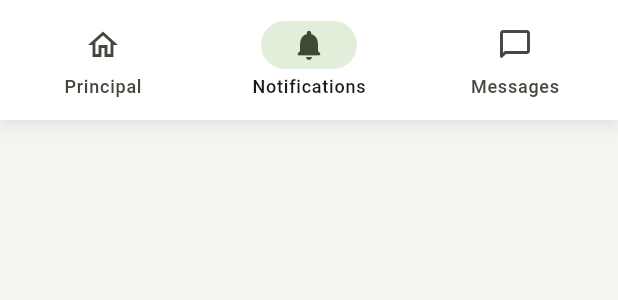
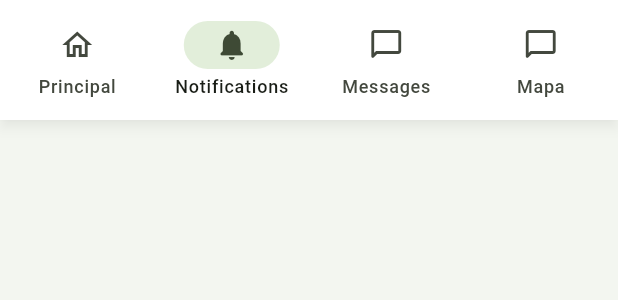
Before and after one commit to 4yony4/dam2_2627_a, a Flutter app: the Insbotbarstyle1 widget shown alone on an empty page, opened directly, item 2 of the bottom bar chosen, on a phone screen of 412 x 824 dp. Shown: the top 300 px of the screen. Run offline on Flutter 3.47's test engine with Material 3 defaults, Android fonts, the light colour scheme and no system bars; our stand-ins replace animated_bottom_navigation_bar, cloud_firestore, firebase_auth, firebase_core, firebase_storage, flutter_image_compress and 4 more; accounts and stored records are empty; generated files the repository leaves out were written again; network calls fail.

```diff
--- a/lib/MiApp.dart
+++ b/lib/MiApp.dart
@@ -20,6 +20,7 @@ import 'package:dam2_2627_a/views/HomeProfileGate.dart';
 import 'package:dam2_2627_a/views/HomeView.dart';
 import 'package:dam2_2627_a/views/LoginDesktopView.dart';
 import 'package:dam2_2627_a/views/LoginView.dart';
+import 'package:dam2_2627_a/views/MapView.dart';
 import 'package:dam2_2627_a/views/MessageDetailView.dart';
 import 'package:dam2_2627_a/views/MessagesView.dart';
 import 'package:dam2_2627_a/views/RegisterView.dart';
@@ -190,6 +191,7 @@ class Miapp extends StatelessWidget {
       "/EditProfileview":(context) => Editprofileview(),
       "/Messagesview":(context) => Messagesview(),
       "/MessageDetailview":(context) => Messagedetailview(),
+      "/Mapview":(context) => Mapview(),
     };
 
     if(Dataholder.instance.deviceadmin.getDeviceWidth()>1000){
@@ -202,6 +204,7 @@ class Miapp extends StatelessWidget {
         "/EditProfileview":(context) => Editprofileview(),
         "/Messagesview":(context) => Messagesview(),
         "/MessageDetailview":(context) => Messagedetailview(),
+        "/Mapview":(context) => Mapview(),
       };
     }
 
--- a/lib/insLib/bot_bars/InsBotBarStyle1.dart
+++ b/lib/insLib/bot_bars/InsBotBarStyle1.dart
@@ -66,6 +66,13 @@ class _Insbotbarstyle1State extends State<Insbotbarstyle1> {
         });
         Navigator.popAndPushNamed(context, "/Messagesview");
       }
+      case 3: {
+        print("MAPA");
+        setState(() {
+          widget.sBadge2="";
+        });
+        Navigator.popAndPushNamed(context, "/Mapview");
+      }
 
     }
     // Marca como seleccionada la pestaña pulsada.
@@ -98,6 +105,11 @@ class _Insbotbarstyle1State extends State<Insbotbarstyle1> {
           icon: Badge(isLabelVisible:widget.sBadge2.isNotEmpty, label: Text(widget.sBadge2), child: Icon(Icons.chat_bubble_outline_rounded)),
           label: 'Messages',
         ),
+        NavigationDestination(
+          selectedIcon: Badge(isLabelVisible:widget.sBadge2.isNotEmpty, label: Text(widget.sBadge2), child: Icon(Icons.chat_bubble_rounded)),
+          icon: Badge(isLabelVisible:widget.sBadge2.isNotEmpty, label: Text(widget.sBadge2), child: Icon(Icons.chat_bubble_outline_rounded)),
+          label: 'Mapa',
+        ),
       ],
     );
 
--- a/pubspec.yaml
+++ b/pubspec.yaml
@@ -45,6 +45,8 @@ dependencies:
   firebase_storage: ^13.6.0
   image_picker: ^1.2.3
   flutter_image_compress: ^2.5.1
+  flutter_map: ^8.3.2
+  latlong2: ^0.10.1
 
 dev_dependencies:
   flutter_test:
```
Also changed, not shown: lib/views/MapView.dart (added, +15 -0 lines), pubspec.lock, 2 other files.
